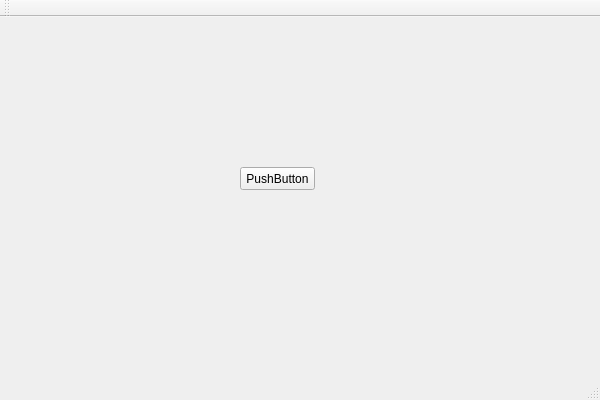
Qt form QTForm/QTForm.ui (2YeongHoon/QTFrom) before a commit.
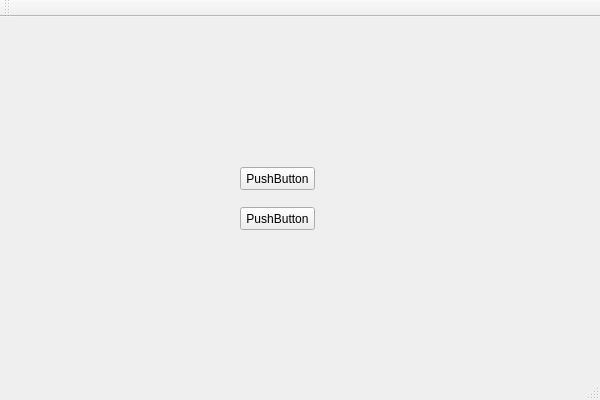
The same form after that commit.

What changed in the file:
```diff
--- a/QTForm/QTForm.ui
+++ b/QTForm/QTForm.ui
@@ -27,6 +27,19 @@
      <string>PushButton</string>
     </property>
    </widget>
+   <widget class="QPushButton" name="pushButton_2">
+    <property name="geometry">
+     <rect>
+      <x>240</x>
+      <y>190</y>
+      <width>75</width>
+      <height>23</height>
+     </rect>
+    </property>
+    <property name="text">
+     <string>PushButton</string>
+    </property>
+   </widget>
   </widget>
   <widget class="QMenuBar" name="menuBar">
    <property name="geometry">
```
